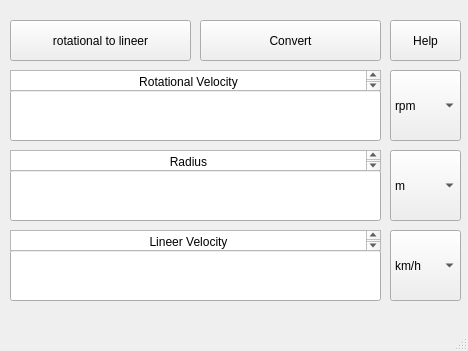
duhanavci/rpm_to_kmh_converter, file Converter1.ui: the form before one commit.
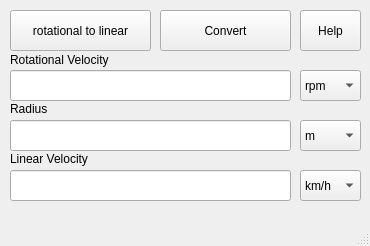
The form after the commit.

The edit to the form file:
```diff
--- a/Converter1.ui
+++ b/Converter1.ui
@@ -6,8 +6,8 @@
    <rect>
     <x>0</x>
     <y>0</y>
-    <width>468</width>
-    <height>351</height>
+    <width>370</width>
+    <height>246</height>
    </rect>
   </property>
   <property name="windowTitle">
@@ -18,9 +18,9 @@
     <property name="geometry">
      <rect>
       <x>10</x>
-      <y>90</y>
-      <width>371</width>
-      <height>51</height>
+      <y>70</y>
+      <width>281</width>
+      <height>31</height>
      </rect>
     </property>
    </widget>
@@ -28,9 +28,9 @@
     <property name="geometry">
      <rect>
       <x>10</x>
-      <y>170</y>
-      <width>371</width>
-      <height>51</height>
+      <y>120</y>
+      <width>281</width>
+      <height>31</height>
      </rect>
     </property>
    </widget>
@@ -38,18 +38,18 @@
     <property name="geometry">
      <rect>
       <x>10</x>
-      <y>250</y>
-      <width>371</width>
-      <height>51</height>
+      <y>170</y>
+      <width>281</width>
+      <height>31</height>
      </rect>
     </property>
    </widget>
    <widget class="QPushButton" name="convert_button">
     <property name="geometry">
      <rect>
-      <x>200</x>
-      <y>20</y>
-      <width>181</width>
+      <x>160</x>
+      <y>10</y>
+      <width>131</width>
       <height>41</height>
      </rect>
     </property>
@@ -57,73 +57,13 @@
      <string>Convert</string>
     </property>
    </widget>
-   <widget class="QTextEdit" name="rotvel_text">
-    <property name="geometry">
-     <rect>
-      <x>10</x>
-      <y>70</y>
-      <width>371</width>
-      <height>21</height>
-     </rect>
-    </property>
-    <property name="readOnly">
-     <bool>true</bool>
-    </property>
-    <property name="html">
-     <string>&lt;!DOCTYPE HTML PUBLIC &quot;-//W3C//DTD HTML 4.0//EN&quot; &quot;http://www.w3.org/TR/REC-html40/strict.dtd&quot;&gt;
-&lt;html&gt;&lt;head&gt;&lt;meta name=&quot;qrichtext&quot; content=&quot;1&quot; /&gt;&lt;style type=&quot;text/css&quot;&gt;
-p, li { white-space: pre-wrap; }
-&lt;/style&gt;&lt;/head&gt;&lt;body style=&quot; font-family:'Ubuntu'; font-size:11pt; font-weight:400; font-style:normal;&quot;&gt;
-&lt;p align=&quot;center&quot; style=&quot; margin-top:0px; margin-bottom:0px; margin-left:0px; margin-right:0px; -qt-block-indent:0; text-indent:0px;&quot;&gt;&lt;span style=&quot; font-size:9pt;&quot;&gt;Rotational Velocity&lt;/span&gt;&lt;/p&gt;&lt;/body&gt;&lt;/html&gt;</string>
-    </property>
-   </widget>
-   <widget class="QTextEdit" name="radius_text">
-    <property name="geometry">
-     <rect>
-      <x>10</x>
-      <y>150</y>
-      <width>371</width>
-      <height>21</height>
-     </rect>
-    </property>
-    <property name="readOnly">
-     <bool>true</bool>
-    </property>
-    <property name="html">
-     <string>&lt;!DOCTYPE HTML PUBLIC &quot;-//W3C//DTD HTML 4.0//EN&quot; &quot;http://www.w3.org/TR/REC-html40/strict.dtd&quot;&gt;
-&lt;html&gt;&lt;head&gt;&lt;meta name=&quot;qrichtext&quot; content=&quot;1&quot; /&gt;&lt;style type=&quot;text/css&quot;&gt;
-p, li { white-space: pre-wrap; }
-&lt;/style&gt;&lt;/head&gt;&lt;body style=&quot; font-family:'Ubuntu'; font-size:11pt; font-weight:400; font-style:normal;&quot;&gt;
-&lt;p align=&quot;center&quot; style=&quot; margin-top:0px; margin-bottom:0px; margin-left:0px; margin-right:0px; -qt-block-indent:0; text-indent:0px;&quot;&gt;&lt;span style=&quot; font-size:9pt;&quot;&gt;Radius&lt;/span&gt;&lt;/p&gt;&lt;/body&gt;&lt;/html&gt;</string>
-    </property>
-   </widget>
-   <widget class="QTextEdit" name="linvel_text">
-    <property name="geometry">
-     <rect>
-      <x>10</x>
-      <y>230</y>
-      <width>371</width>
-      <height>21</height>
-     </rect>
-    </property>
-    <property name="readOnly">
-     <bool>true</bool>
-    </property>
-    <property name="html">
-     <string>&lt;!DOCTYPE HTML PUBLIC &quot;-//W3C//DTD HTML 4.0//EN&quot; &quot;http://www.w3.org/TR/REC-html40/strict.dtd&quot;&gt;
-&lt;html&gt;&lt;head&gt;&lt;meta name=&quot;qrichtext&quot; content=&quot;1&quot; /&gt;&lt;style type=&quot;text/css&quot;&gt;
-p, li { white-space: pre-wrap; }
-&lt;/style&gt;&lt;/head&gt;&lt;body style=&quot; font-family:'Ubuntu'; font-size:11pt; font-weight:400; font-style:normal;&quot;&gt;
-&lt;p align=&quot;center&quot; style=&quot; margin-top:0px; margin-bottom:0px; margin-left:0px; margin-right:0px; -qt-block-indent:0; text-indent:0px;&quot;&gt;&lt;span style=&quot; font-size:9pt;&quot;&gt;Lineer Velocity&lt;/span&gt;&lt;/p&gt;&lt;/body&gt;&lt;/html&gt;</string>
-    </property>
-   </widget>
    <widget class="QComboBox" name="rot_input_type">
     <property name="geometry">
      <rect>
-      <x>390</x>
+      <x>300</x>
       <y>70</y>
-      <width>71</width>
-      <height>71</height>
+      <width>61</width>
+      <height>31</height>
      </rect>
     </property>
     <property name="editable">
@@ -148,10 +88,10 @@
    <widget class="QComboBox" name="radius_input_type">
     <property name="geometry">
      <rect>
-      <x>390</x>
-      <y>150</y>
-      <width>71</width>
-      <height>71</height>
+      <x>300</x>
+      <y>120</y>
+      <width>61</width>
+      <height>31</height>
      </rect>
     </property>
     <property name="editable">
@@ -181,10 +121,10 @@
    <widget class="QComboBox" name="lin_input_type">
     <property name="geometry">
      <rect>
-      <x>390</x>
-      <y>230</y>
-      <width>71</width>
-      <height>71</height>
+      <x>300</x>
+      <y>170</y>
+      <width>61</width>
+      <height>31</height>
      </rect>
     </property>
     <property name="editable">
@@ -209,9 +149,9 @@
    <widget class="QPushButton" name="help_button">
     <property name="geometry">
      <rect>
-      <x>390</x>
-      <y>20</y>
-      <width>71</width>
+      <x>300</x>
+      <y>10</y>
+      <width>61</width>
       <height>41</height>
      </rect>
     </property>
@@ -223,13 +163,52 @@
     <property name="geometry">
      <rect>
       <x>10</x>
-      <y>20</y>
-      <width>181</width>
+      <y>10</y>
+      <width>141</width>
       <height>41</height>
      </rect>
     </property>
     <property name="text">
-     <string>rotational to lineer</string>
+     <string>rotational to linear</string>
+    </property>
+   </widget>
+   <widget class="QLabel" name="rotvel_text">
+    <property name="geometry">
+     <rect>
+      <x>10</x>
+      <y>50</y>
+      <width>281</width>
+      <height>20</height>
+     </rect>
+    </property>
+    <property name="text">
+     <string>Rotational Velocity</string>
+    </property>
+   </widget>
+   <widget class="QLabel" name="radius_text">
+    <property name="geometry">
+     <rect>
+      <x>10</x>
+      <y>100</y>
+      <width>281</width>
+      <height>17</height>
+     </rect>
+    </property>
+    <property name="text">
+     <string>Radius</string>
+    </property>
+   </widget>
+   <widget class="QLabel" name="linvel_text">
+    <property name="geometry">
+     <rect>
+      <x>10</x>
+      <y>150</y>
+      <width>281</width>
+      <height>17</height>
+     </rect>
+    </property>
+    <property name="text">
+     <string>Linear Velocity</string>
     </property>
    </widget>
   </widget>
```
Left out of the diff: 2 changed lines with no effect on the pictures.
